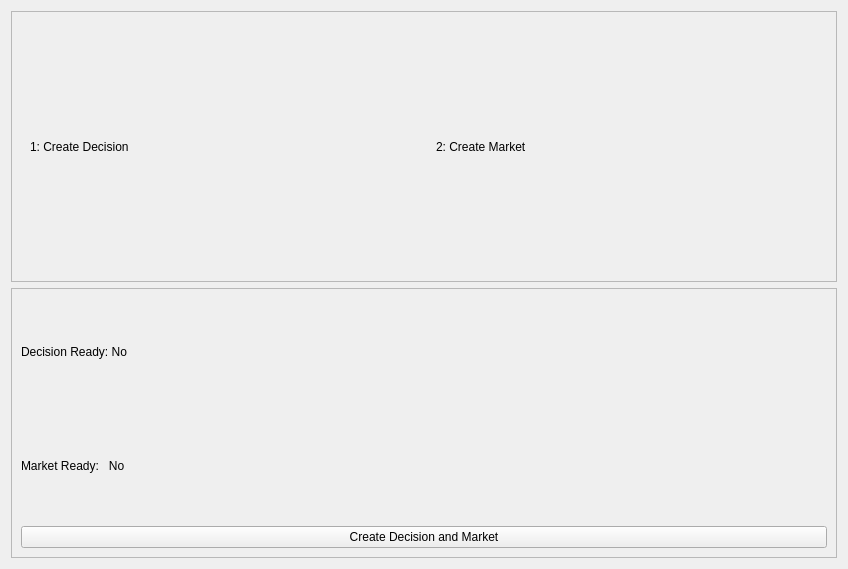
Qt form src/qt/forms/combocreationwidget.ui (brishtiteveja/truthcoin-cpp) before a commit.
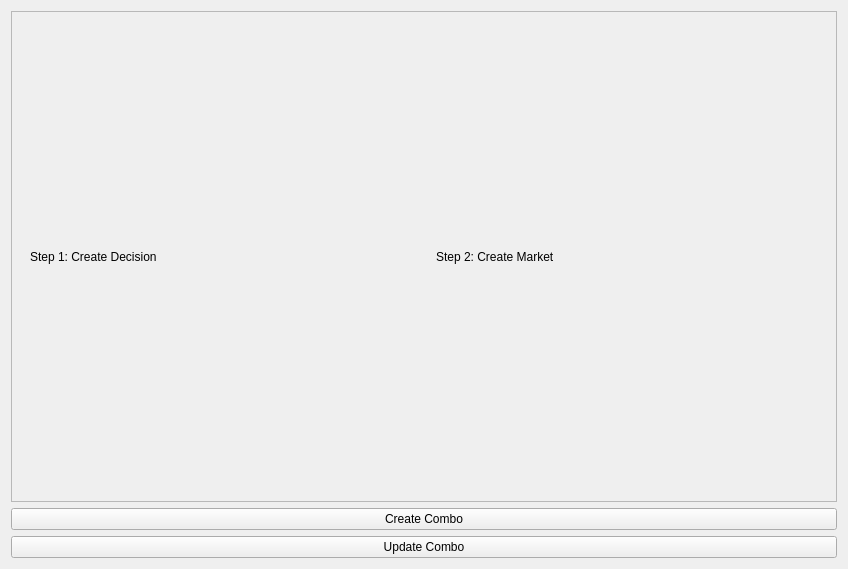
The same form after that commit.

Commit message: Implement combo creation, combo editing, combo update, combo finalization, add decisions to the markettree from the mempool to create markets from 0conf decisions

What changed in the file:
```diff
--- a/src/qt/forms/combocreationwidget.ui
+++ b/src/qt/forms/combocreationwidget.ui
@@ -35,7 +35,7 @@
          <item>
           <widget class="QLabel" name="labelDecision">
            <property name="text">
-            <string>1: Create Decision</string>
+            <string>Step 1: Create Decision</string>
            </property>
           </widget>
          </item>
@@ -60,7 +60,7 @@
             <bool>true</bool>
            </property>
            <property name="text">
-            <string>2: Create Market</string>
+            <string>Step 2: Create Market</string>
            </property>
           </widget>
          </item>
@@ -71,36 +71,17 @@
     </widget>
    </item>
    <item>
-    <widget class="QFrame" name="frame">
-     <property name="frameShape">
-      <enum>QFrame::StyledPanel</enum>
+    <widget class="QPushButton" name="pushButtonCreateCombo">
+     <property name="text">
+      <string>Create Combo</string>
      </property>
-     <property name="frameShadow">
-      <enum>QFrame::Raised</enum>
+    </widget>
+   </item>
+   <item>
+    <widget class="QPushButton" name="pushButtonUpdateCombo">
+     <property name="text">
+      <string>Update Combo</string>
      </property>
-     <layout class="QVBoxLayout" name="verticalLayout_3">
-      <item>
-       <widget class="QLabel" name="labelDecisionCreated">
-        <property name="text">
-         <string>Decision Ready: No</string>
-        </property>
-       </widget>
-      </item>
-      <item>
-       <widget class="QLabel" name="labelMarketCreated">
-        <property name="text">
-         <string>Market Ready:   No</string>
-        </property>
-       </widget>
-      </item>
-      <item>
-       <widget class="QPushButton" name="pushButtonCreateCombo">
-        <property name="text">
-         <string>Create Decision and Market</string>
-        </property>
-       </widget>
-      </item>
-     </layout>
     </widget>
    </item>
   </layout>
```
The commit also changes 11 other files.
